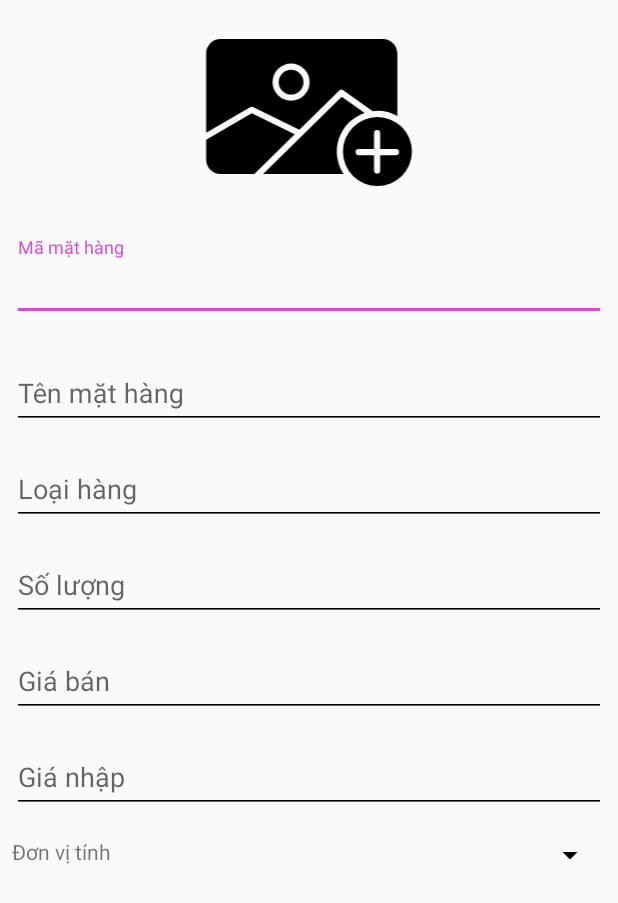
After one commit to nduc99911/DuAn1Android, an Android app: the ThemSanPhamActivity screen opened directly, with no data from a screen before it, on a phone screen of 412 x 824 dp. The commit adds this screen. Shown: the top 903 px of the screen. Run offline under Robolectric (Android 15) with nearby library versions, the phone set to English and light mode, and no system bars.

Commit message:
Thêm thêm mặt hàng

```diff
--- a/app/src/main/AndroidManifest.xml
+++ b/app/src/main/AndroidManifest.xml
@@ -9,9 +9,8 @@
         android:roundIcon="@mipmap/ic_launcher_round"
         android:supportsRtl="true"
         android:theme="@style/AppTheme">
-        <activity android:name=".MatHangActivity">
-
-        </activity>
+        <activity android:name=".Activity.ThemSanPhamActivity"></activity>
+        <activity android:name=".MatHangActivity"></activity>
         <activity android:name=".RegisterActivity" />
         <activity android:name=".ForgotPassActivity" />
         <activity android:name=".LoginActivity">
--- /dev/null
+++ b/app/src/main/java/com/example/duan1android/Activity/ThemSanPhamActivity.java
@@ -0,0 +1,16 @@
+package com.example.duan1android.Activity;
+
+import androidx.appcompat.app.AppCompatActivity;
+
+import android.os.Bundle;
+
+import com.example.duan1android.R;
+
+public class ThemSanPhamActivity extends AppCompatActivity {
+
+    @Override
+    protected void onCreate(Bundle savedInstanceState) {
+        super.onCreate(savedInstanceState);
+        setContentView(R.layout.activity_them_san_pham);
+    }
+}
--- a/app/src/main/java/com/example/duan1android/FragmentBanHang.java
+++ b/app/src/main/java/com/example/duan1android/Fragment/FragmentBanHang.java
@@ -1,4 +1,4 @@
-package com.example.duan1android;
+package com.example.duan1android.Fragment;
 
 import android.os.Bundle;
 
@@ -7,6 +7,8 @@ import androidx.fragment.app.Fragment;
 import android.view.LayoutInflater;
 import android.view.View;
 import android.view.ViewGroup;
+
+import com.example.duan1android.R;
 
 
 public class FragmentBanHang extends Fragment {
--- a/app/src/main/java/com/example/duan1android/FragmentThem.java
+++ b/app/src/main/java/com/example/duan1android/Fragment/FragmentBaoCao.java
@@ -1,4 +1,4 @@
-package com.example.duan1android;
+package com.example.duan1android.Fragment;
 
 import android.os.Bundle;
 
@@ -8,12 +8,14 @@ import android.view.LayoutInflater;
 import android.view.View;
 import android.view.ViewGroup;
 
+import com.example.duan1android.R;
 
-public class FragmentThem extends Fragment {
+
+public class FragmentBaoCao extends Fragment {
 
 
 
-    public FragmentThem() {
+    public FragmentBaoCao() {
         // Required empty public constructor
     }
 
@@ -22,7 +24,7 @@ public class FragmentThem extends Fragment {
     public View onCreateView(LayoutInflater inflater, ViewGroup container,
                              Bundle savedInstanceState) {
         // Inflate the layout for this fragment
-        View view= inflater.inflate(R.layout.fragment_them, container, false);
+        View view= inflater.inflate(R.layout.fragment_bao_cao, container, false);
         return view;
     }
 }
--- a/app/src/main/java/com/example/duan1android/FragmentBaoCao.java
+++ b/app/src/main/java/com/example/duan1android/Fragment/FragmentHoaDon.java
@@ -1,4 +1,4 @@
-package com.example.duan1android;
+package com.example.duan1android.Fragment;
 
 import android.os.Bundle;
 
@@ -8,12 +8,13 @@ import android.view.LayoutInflater;
 import android.view.View;
 import android.view.ViewGroup;
 
-
-public class FragmentBaoCao extends Fragment {
+import com.example.duan1android.R;
 
 
+public class FragmentHoaDon extends Fragment {
 
-    public FragmentBaoCao() {
+
+    public FragmentHoaDon() {
         // Required empty public constructor
     }
 
@@ -22,7 +23,7 @@ public class FragmentBaoCao extends Fragment {
     public View onCreateView(LayoutInflater inflater, ViewGroup container,
                              Bundle savedInstanceState) {
         // Inflate the layout for this fragment
-        View view= inflater.inflate(R.layout.fragment_bao_cao, container, false);
+        View view= inflater.inflate(R.layout.fragment_hoa_don, container, false);
         return view;
     }
 }
--- /dev/null
+++ b/app/src/main/java/com/example/duan1android/Fragment/FragmentThem.java
@@ -0,0 +1,34 @@
+package com.example.duan1android.Fragment;
+
+import android.os.Bundle;
+
+import androidx.fragment.app.Fragment;
+
+import android.view.LayoutInflater;
+import android.view.View;
+import android.view.ViewGroup;
+
+import com.example.duan1android.R;
+
+/**
+ * A simple {@link Fragment} subclass.
+ * Use the {@link FragmentThem#newInstance} factory method to
+ * create an instance of this fragment.
+ */
+public class FragmentThem extends Fragment {
+
+
+
+    @Override
+    public void onCreate(Bundle savedInstanceState) {
+        super.onCreate(savedInstanceState);
+
+    }
+
+    @Override
+    public View onCreateView(LayoutInflater inflater, ViewGroup container,
+                             Bundle savedInstanceState) {
+       View view = inflater.inflate(R.layout.fragment_them, container, false);
+        return view;
+    }
+}
--- a/app/src/main/java/com/example/duan1android/FragmentHoaDon.java
+++ /dev/null
@@ -1,27 +0,0 @@
-package com.example.duan1android;
-
-import android.os.Bundle;
-
-import androidx.fragment.app.Fragment;
-
-import android.view.LayoutInflater;
-import android.view.View;
-import android.view.ViewGroup;
-
-
-public class FragmentHoaDon extends Fragment {
-
-
-    public FragmentHoaDon() {
-        // Required empty public constructor
-    }
-
-
-    @Override
-    public View onCreateView(LayoutInflater inflater, ViewGroup container,
-                             Bundle savedInstanceState) {
-        // Inflate the layout for this fragment
-        View view= inflater.inflate(R.layout.fragment_hoa_don, container, false);
-        return view;
-    }
-}
--- a/app/src/main/java/com/example/duan1android/MatHangActivity.java
+++ b/app/src/main/java/com/example/duan1android/MatHangActivity.java
@@ -10,6 +10,9 @@ import android.view.View;
 import android.widget.ListView;
 
 import com.example.duan1android.Adapter.ViewPageAdapter;
+import com.example.duan1android.Fragment.FragmentBanHang;
+import com.example.duan1android.Fragment.FragmentBaoCao;
+import com.example.duan1android.Fragment.FragmentHoaDon;
 import com.google.android.material.navigation.NavigationView;
 import com.google.android.material.tabs.TabLayout;
 
--- /dev/null
+++ b/app/src/main/res/drawable/ic_add.xml
@@ -0,0 +1,21 @@
+<vector xmlns:android="http://schemas.android.com/apk/res/android"
+    android:width="512dp"
+    android:height="512dp"
+    android:viewportWidth="512"
+    android:viewportHeight="512">
+  <path
+      android:fillColor="#FF000000"
+      android:pathData="M54.753,396H131.64l91.845,-90.3 -97.734,-47.747L22,318.205v44.624A32.974,32.974 0,0 0,54.753 396Z"/>
+  <path
+      android:fillColor="#FF000000"
+      android:pathData="M128.412,243.739l105.612,51.469 90.827,-89.262a7.02,7.02 0,0 1,8.969 -0.719L401.155,252.9a94.036,94.036 0,0 1,10.726 -0.618c16.321,0 31.119,4.254 45.119,11.7L457,121.724C457,103.527 441.938,89 423.741,89L54.753,89A32.592,32.592 0,0 0,22 121.724v180.3l99.955,-58.044A6.756,6.756 0,0 1,128.412 243.739ZM215.255,144.739a42.184,42.184 0,1 1,-42.184 42.184A42.232,42.232 0,0 1,215.255 144.74Z"/>
+  <path
+      android:fillColor="#FF000000"
+      android:pathData="M215.255,215.108a28.184,28.184 0,1 0,-28.184 -28.184A28.216,28.216 0,0 0,215.255 215.108Z"/>
+  <path
+      android:fillColor="#FF000000"
+      android:pathData="M333.256,344.781a78.5,78.5 0,1 0,78.5 -78.5A78.584,78.584 0,0 0,333.256 344.781ZM418,303v36h36a7,7 0,0 1,0 14H418v35a7,7 0,0 1,-14 0V353H369a7,7 0,0 1,0 -14h35V303a7,7 0,0 1,14 0Z"/>
+  <path
+      android:fillColor="#FF000000"
+      android:pathData="M382.633,257.027l-52.16,-36.907L151.612,396H334.658a92.566,92.566 0,0 1,47.975 -138.973Z"/>
+</vector>
--- /dev/null
+++ b/app/src/main/res/drawable/ic_loupe.xml
@@ -0,0 +1,4 @@
+<vector android:height="30dp" android:viewportHeight="513.28"
+    android:viewportWidth="513.28" android:width="30dp" xmlns:android="http://schemas.android.com/apk/res/android">
+    <path android:fillColor="#FF000000" android:pathData="M495.04,404.48L410.56,320c15.36,-30.72 25.6,-66.56 25.6,-102.4C436.16,97.28 338.88,0 218.56,0S0.96,97.28 0.96,217.6s97.28,217.6 217.6,217.6c35.84,0 71.68,-10.24 102.4,-25.6l84.48,84.48c25.6,25.6 64,25.6 89.6,0C518.08,468.48 518.08,430.08 495.04,404.48zM218.56,384c-92.16,0 -166.4,-74.24 -166.4,-166.4S126.4,51.2 218.56,51.2s166.4,74.24 166.4,166.4S310.72,384 218.56,384z"/>
+</vector>
--- /dev/null
+++ b/app/src/main/res/layout/activity_them_san_pham.xml
@@ -0,0 +1,120 @@
+<?xml version="1.0" encoding="utf-8"?>
+
+<LinearLayout xmlns:android="http://schemas.android.com/apk/res/android"
+    xmlns:app="http://schemas.android.com/apk/res-auto"
+    xmlns:tools="http://schemas.android.com/tools"
+    android:layout_width="match_parent"
+    android:layout_height="match_parent">
+
+    <ScrollView
+        android:layout_width="match_parent"
+        android:layout_height="match_parent">
+
+        <LinearLayout
+            android:layout_width="match_parent"
+            android:layout_height="match_parent"
+            android:orientation="vertical" >
+
+            <ImageView
+                android:id="@+id/imageView"
+                android:layout_width="match_parent"
+                android:layout_height="150dp"
+                android:src="@drawable/ic_add" />
+
+            <com.google.android.material.textfield.TextInputLayout
+                android:layout_width="match_parent"
+                android:layout_height="match_parent"
+                style="@style/margin8">
+
+                <com.google.android.material.textfield.TextInputEditText
+                    android:id="@+id/edThemMaMatHang"
+                    android:layout_width="match_parent"
+                    android:layout_height="wrap_content"
+                    android:hint="Mã mặt hàng" />
+
+            </com.google.android.material.textfield.TextInputLayout>
+
+            <com.google.android.material.textfield.TextInputLayout
+                style="@style/margin8"
+                android:layout_width="match_parent"
+                android:layout_height="match_parent">
+
+                <com.google.android.material.textfield.TextInputEditText
+                    android:id="@+id/edThemTenMatHang"
+                    android:layout_width="match_parent"
+                    android:layout_height="wrap_content"
+                    android:hint="Tên mặt hàng" />
+            </com.google.android.material.textfield.TextInputLayout>
+
+            <com.google.android.material.textfield.TextInputLayout
+                android:layout_width="match_parent"
+                android:layout_height="match_parent">
+
+                <com.google.android.material.textfield.TextInputEditText
+                    android:id="@+id/edThemLoaiHang"
+                    style="@style/margin8"
+                    android:layout_width="match_parent"
+                    android:layout_height="wrap_content"
+                    android:hint="Loại hàng" />
+            </com.google.android.material.textfield.TextInputLayout>
+
+            <com.google.android.material.textfield.TextInputLayout
+                android:layout_width="match_parent"
+                android:layout_height="match_parent">
+
+                <com.google.android.material.textfield.TextInputEditText
+                    android:id="@+id/edThemSoLuong"
+                    style="@style/margin8"
+                    android:layout_width="match_parent"
+                    android:layout_height="wrap_content"
+                    android:hint="Số lượng" />
+            </com.google.android.material.textfield.TextInputLayout>
+
+            <com.google.android.material.textfield.TextInputLayout
+                android:layout_width="match_parent"
+                android:layout_height="match_parent">
+
+                <com.google.android.material.textfield.TextInputEditText
+                    android:id="@+id/edThemGiaBan"
+                    style="@style/margin8"
+                    android:layout_width="match_parent"
+                    android:layout_height="wrap_content"
+                    android:hint="Giá bán" />
+            </com.google.android.material.textfield.TextInputLayout>
+
+            <com.google.android.material.textfield.TextInputLayout
+                android:layout_width="match_parent"
+                android:layout_height="match_parent">
+
+                <com.google.android.material.textfield.TextInputEditText
+                    android:id="@+id/edThemGiaNhap"
+                    style="@style/margin8"
+                    android:layout_width="match_parent"
+                    android:layout_height="wrap_content"
+                    android:hint="Giá nhập" />
+            </com.google.android.material.textfield.TextInputLayout>
+
+            <LinearLayout
+                style="@style/margin8"
+                android:layout_width="match_parent"
+                android:layout_height="match_parent"
+                android:orientation="horizontal">
+
+                <TextView
+                    android:id="@+id/textView"
+                    android:layout_width="0dp"
+                    android:layout_height="wrap_content"
+                    android:layout_weight="1"
+                    android:text="Đơn vị tính" />
+
+                <Spinner
+                    android:id="@+id/spnThemDonViTinh"
+                    android:layout_width="0dp"
+                    android:layout_height="wrap_content"
+                    android:layout_weight="3" />
+            </LinearLayout>
+
+        </LinearLayout>
+    </ScrollView>
+
+</LinearLayout>
--- a/app/src/main/res/layout/fragment_ban_hang.xml
+++ b/app/src/main/res/layout/fragment_ban_hang.xml
@@ -1,14 +1,12 @@
 <?xml version="1.0" encoding="utf-8"?>
-<FrameLayout xmlns:android="http://schemas.android.com/apk/res/android"
+<LinearLayout xmlns:android="http://schemas.android.com/apk/res/android"
     xmlns:tools="http://schemas.android.com/tools"
     android:layout_width="match_parent"
     android:layout_height="match_parent"
-    tools:context=".FragmentBanHang">
+    android:orientation="vertical"
+    tools:context=".Fragment.FragmentBanHang">
 
     <!-- TODO: Update blank fragment layout -->
-    <TextView
-        android:layout_width="match_parent"
-        android:layout_height="match_parent"
-        android:text="@string/hello_blank_fragment" />
 
-</FrameLayout>
+
+</LinearLayout>
--- a/app/src/main/res/layout/fragment_bao_cao.xml
+++ b/app/src/main/res/layout/fragment_bao_cao.xml
@@ -3,7 +3,7 @@
     xmlns:tools="http://schemas.android.com/tools"
     android:layout_width="match_parent"
     android:layout_height="match_parent"
-    tools:context=".FragmentBaoCao">
+    tools:context=".Fragment.FragmentBaoCao">
 
     <!-- TODO: Update blank fragment layout -->
     <TextView
--- a/app/src/main/res/layout/fragment_hoa_don.xml
+++ b/app/src/main/res/layout/fragment_hoa_don.xml
@@ -3,7 +3,7 @@
     xmlns:tools="http://schemas.android.com/tools"
     android:layout_width="match_parent"
     android:layout_height="match_parent"
-    tools:context=".FragmentHoaDon">
+    tools:context=".Fragment.FragmentHoaDon">
 
     <!-- TODO: Update blank fragment layout -->
     <TextView
--- a/app/src/main/res/layout/fragment_them.xml
+++ b/app/src/main/res/layout/fragment_them.xml
@@ -3,7 +3,7 @@
     xmlns:tools="http://schemas.android.com/tools"
     android:layout_width="match_parent"
     android:layout_height="match_parent"
-    tools:context=".FragmentThem">
+    tools:context=".Fragment.FragmentThem">
 
     <!-- TODO: Update blank fragment layout -->
     <TextView
--- a/app/src/main/res/values/styles.xml
+++ b/app/src/main/res/values/styles.xml
@@ -9,5 +9,7 @@
         <item name="colorControlActivated">#d94ed0</item>
         <item name="colorControlHighlight">#d94ed0</item>
     </style>
-
+    <style name="margin8">
+        <item name="android:layout_margin">8dp</item>
+    </style>
 </resources>
```
